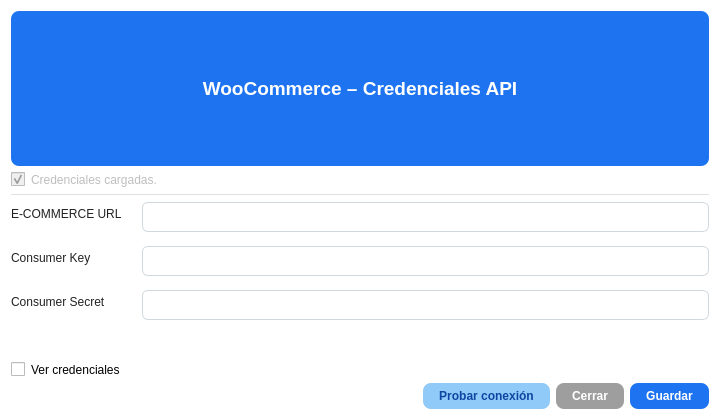
The window that app/core/ui/view_credenciales_api.ui (SamSami25/PyWoo) describes before a commit, drawn with Qt 5.
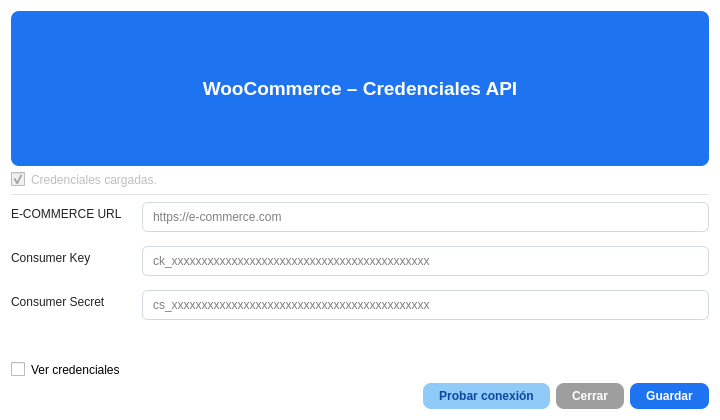
The same window after the commit. Icons and pictures are not drawn.

Diff of the .ui file:
```diff
--- a/app/core/ui/view_credenciales_api.ui
+++ b/app/core/ui/view_credenciales_api.ui
@@ -154,7 +154,11 @@
       </widget>
      </item>
      <item row="0" column="1">
-      <widget class="QLineEdit" name="lineEditStoreUrl"/>
+      <widget class="QLineEdit" name="lineEditStoreUrl">
+       <property name="placeholderText">
+        <string>https://e-commerce.com</string>
+       </property>
+      </widget>
      </item>
      <item row="1" column="0">
       <widget class="QLabel" name="labelConsumerKey">
@@ -168,6 +172,9 @@
        <property name="echoMode">
         <enum>QLineEdit::Password</enum>
        </property>
+       <property name="placeholderText">
+        <string>ck_xxxxxxxxxxxxxxxxxxxxxxxxxxxxxxxxxxxxxxxxxxx</string>
+       </property>
       </widget>
      </item>
      <item row="2" column="0">
@@ -182,6 +189,9 @@
        <property name="echoMode">
         <enum>QLineEdit::Password</enum>
        </property>
+       <property name="placeholderText">
+        <string>cs_xxxxxxxxxxxxxxxxxxxxxxxxxxxxxxxxxxxxxxxxxxx</string>
+       </property>
       </widget>
      </item>
     </layout>
```
